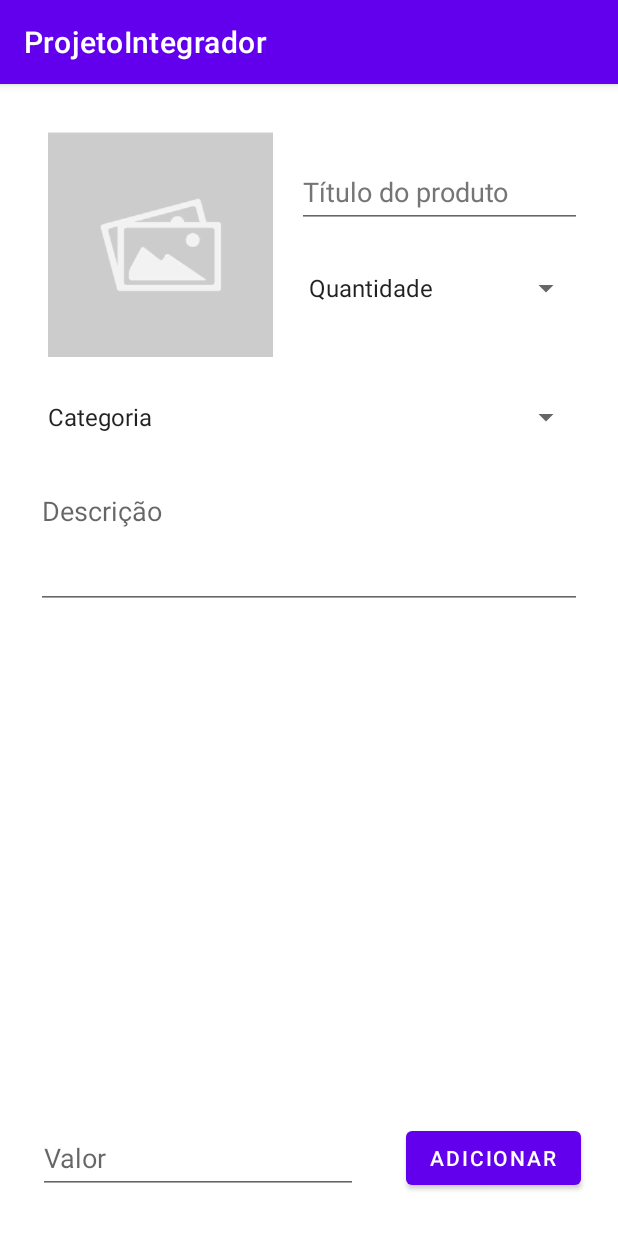
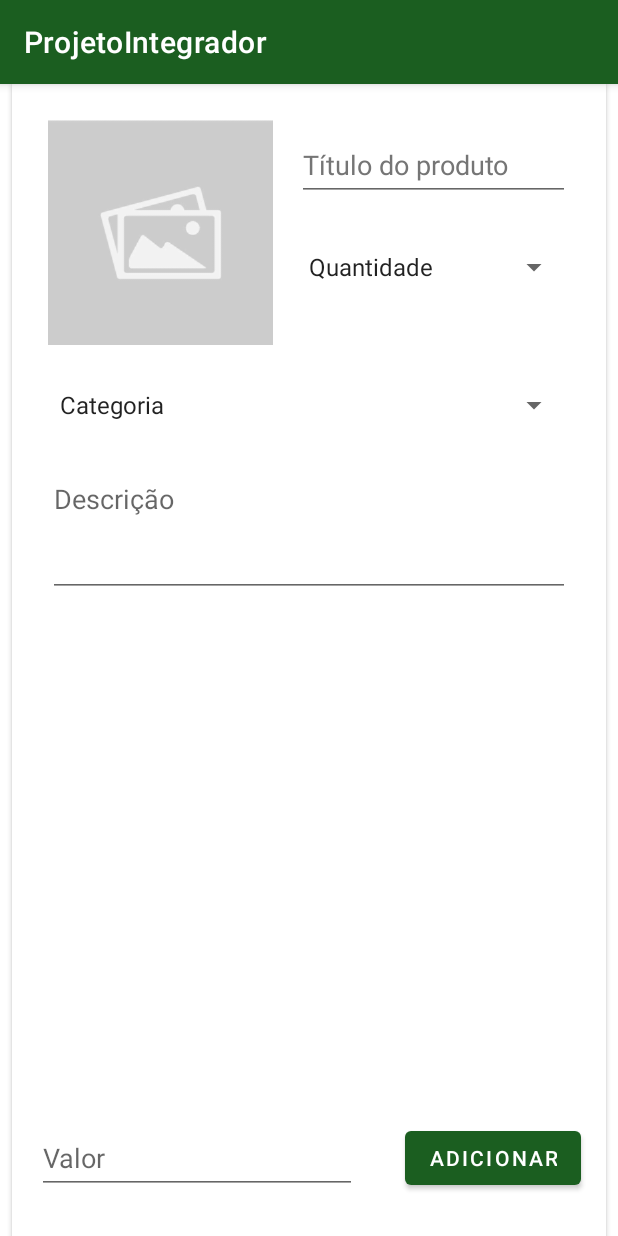
Before and after one commit to PedroHFCarvalho/Projeto_Integrador, an Android app: the PostagemFragment screen opened through its navigation route, on a phone screen of 412 x 824 dp. Run offline under Robolectric (Android 15) with nearby library versions, the phone set to English and light mode, and no system bars.

Commit message:
colors commit

```diff
--- a/app/src/main/res/layout/fragment_listagem.xml
+++ b/app/src/main/res/layout/fragment_listagem.xml
@@ -5,7 +5,8 @@
     android:id="@+id/frameLayout"
     android:layout_width="match_parent"
     android:layout_height="match_parent"
-    tools:context=".ListagemFragment" >
+    tools:context=".ListagemFragment"
+    style="@style/background">
 
     <com.google.android.material.floatingactionbutton.FloatingActionButton
         android:id="@+id/floatingAddProd"
@@ -16,6 +17,7 @@
         android:clickable="true"
         android:contentDescription="@string/adicionar"
         android:src="@drawable/ic_baseline_add_24"
+        app:backgroundTint="@color/primaryLightColor"
         app:layout_constraintBottom_toBottomOf="parent"
         app:layout_constraintEnd_toEndOf="parent"
         tools:ignore="ImageContrastCheck" />
--- a/app/src/main/res/layout/fragment_postagem.xml
+++ b/app/src/main/res/layout/fragment_postagem.xml
@@ -1,9 +1,13 @@
 <?xml version="1.0" encoding="utf-8"?>
-<androidx.constraintlayout.widget.ConstraintLayout xmlns:android="http://schemas.android.com/apk/res/android"
+<androidx.constraintlayout.widget.ConstraintLayout
+    xmlns:android="http://schemas.android.com/apk/res/android"
     xmlns:app="http://schemas.android.com/apk/res-auto"
     xmlns:tools="http://schemas.android.com/tools"
+    style="@style/background_card"
     android:layout_width="match_parent"
     android:layout_height="match_parent"
+    android:layout_marginHorizontal="8dp"
+    android:elevation="2dp"
     tools:context=".MainActivity">
 
     <EditText
@@ -11,7 +15,7 @@
         android:layout_width="0dp"
         android:layout_height="wrap_content"
         android:layout_marginStart="16dp"
-        android:layout_marginTop="48dp"
+        android:layout_marginTop="30dp"
         android:layout_marginEnd="24dp"
         android:autofillHints=""
         android:ems="10"
@@ -27,8 +31,8 @@
         android:id="@+id/imgProd"
         android:layout_width="150dp"
         android:layout_height="150dp"
-        android:layout_marginStart="32dp"
-        android:layout_marginTop="32dp"
+        android:layout_marginStart="24dp"
+        android:layout_marginTop="24dp"
         android:contentDescription="@string/produto"
         app:layout_constraintStart_toStartOf="parent"
         app:layout_constraintTop_toTopOf="parent"
@@ -41,7 +45,7 @@
         android:layout_width="0dp"
         android:layout_height="48dp"
         android:layout_marginStart="16dp"
-        android:layout_marginTop="16dp"
+        android:layout_marginTop="20dp"
         android:layout_marginEnd="24dp"
         android:autofillHints="Q"
         android:entries="@array/quantidade"
@@ -90,12 +94,12 @@
         android:layout_marginBottom="28dp"
         android:ems="10"
         android:hint="@string/valor"
+        android:importantForAutofill="no"
         android:inputType="numberDecimal"
         android:minHeight="48dp"
         app:layout_constraintBottom_toBottomOf="parent"
         app:layout_constraintEnd_toStartOf="@+id/btnAdicionar"
-        app:layout_constraintStart_toStartOf="parent"
-        android:importantForAutofill="no" />
+        app:layout_constraintStart_toStartOf="parent" />
 
     <Button
         android:id="@+id/btnAdicionar"
@@ -104,9 +108,16 @@
         android:layout_marginStart="16dp"
         android:layout_marginEnd="32dp"
         android:layout_marginBottom="28dp"
+        android:letterSpacing="0.1"
+        android:paddingLeft="16dp"
+        android:paddingTop="4dp"
+        android:paddingRight="16dp"
+        android:paddingBottom="4dp"
         android:text="@string/adicionar"
+        app:iconPadding="8dp"
         app:layout_constraintBottom_toBottomOf="parent"
         app:layout_constraintEnd_toEndOf="parent"
         app:layout_constraintStart_toEndOf="@+id/eTextValor" />
 
+
 </androidx.constraintlayout.widget.ConstraintLayout>
--- a/app/src/main/res/values-night/themes.xml
+++ b/app/src/main/res/values-night/themes.xml
@@ -1,16 +1,37 @@
 <resources xmlns:tools="http://schemas.android.com/tools">
     <!-- Base application theme. -->
-    <style name="Theme.Pi" parent="Theme.MaterialComponents.DayNight.DarkActionBar">
+    <style name="Theme.Pi" parent="Theme.MaterialComponents.DayNight.DarkActionBar.Bridge">
         <!-- Primary brand color. -->
-        <item name="colorPrimary">@color/purple_200</item>
-        <item name="colorPrimaryVariant">@color/purple_700</item>
-        <item name="colorOnPrimary">@color/black</item>
+        <item name="colorPrimary">@color/primaryColor</item> <!-- Barra na parte de cima da tela-->
+        <item name="colorPrimaryVariant">@color/primaryLightColor</item>
+        <item name="colorOnPrimary">@color/primaryTextColor</item> <!-- Cor do Txt -->
         <!-- Secondary brand color. -->
-        <item name="colorSecondary">@color/teal_200</item>
-        <item name="colorSecondaryVariant">@color/teal_200</item>
-        <item name="colorOnSecondary">@color/black</item>
+        <item name="colorSecondary">@color/secondaryColor</item> <!-- Botao Flutuante -->
+        <item name="colorSecondaryVariant">@color/secondaryTextColor</item>
+        <item name="colorOnSecondary">@color/white</item> <!-- Botao do + flutuante-->
+
         <!-- Status bar color. -->
-        <item name="android:statusBarColor" tools:targetApi="l">?attr/colorPrimaryVariant</item>
+        <item name="android:statusBarColor" tools:targetApi="l">?attr/colorPrimary
+        </item> <!-- Barra de Status-->
         <!-- Customize your theme here. -->
     </style>
+
+    <style name="background">
+        <item name="android:background">@color/blackLight</item>
+    </style>
+
+    <style name="buttonAdicionar">
+        <item name="android:background">@color/blackLight</item>
+        <item name="cornerRadius">4dp</item>
+    </style>
+
+    <style name="background_card">
+        <item name="android:background">@color/blackLight</item>
+    </style>
+
+    <style name="textValor">
+        <item name="android:textColor">@color/white</item>
+    </style>
+
+
 </resources>
--- a/app/src/main/res/values/colors.xml
+++ b/app/src/main/res/values/colors.xml
@@ -3,8 +3,19 @@
     <color name="purple_200">#FFBB86FC</color>
     <color name="purple_500">#FF6200EE</color>
     <color name="purple_700">#FF3700B3</color>
-    <color name="teal_200">#FF03DAC5</color>
+    <color name="teal_200">#E91E63</color>
     <color name="teal_700">#FF018786</color>
+
     <color name="black">#FF000000</color>
+    <color name="blackLight">#212121</color>
     <color name="white">#FFFFFFFF</color>
+
+    <color name="primaryColor">#1b5e20</color>
+    <color name="primaryLightColor">#13831C</color>
+
+    <color name="secondaryColor">#13831C</color>
+    <color name="secondaryLightColor">#4c8c4a</color>
+
+    <color name="primaryTextColor">#ffffff</color>
+    <color name="secondaryTextColor">#ffffff</color>
 </resources>
--- a/app/src/main/res/values/themes.xml
+++ b/app/src/main/res/values/themes.xml
@@ -2,15 +2,34 @@
     <!-- Base application theme. -->
     <style name="Theme.Pi" parent="Theme.MaterialComponents.DayNight.DarkActionBar">
         <!-- Primary brand color. -->
-        <item name="colorPrimary">@color/purple_500</item>
-        <item name="colorPrimaryVariant">@color/purple_700</item>
-        <item name="colorOnPrimary">@color/white</item>
+        <item name="colorPrimary">@color/primaryColor</item> <!-- Barra na parte de cima da tela-->
+        <item name="colorPrimaryVariant">@color/primaryLightColor</item>
+        <item name="colorOnPrimary">@color/primaryTextColor</item> <!-- Cor do Txt -->
         <!-- Secondary brand color. -->
-        <item name="colorSecondary">@color/teal_200</item>
-        <item name="colorSecondaryVariant">@color/teal_700</item>
-        <item name="colorOnSecondary">@color/black</item>
+        <item name="colorSecondary">@color/secondaryColor</item> <!-- Botao Flutuante -->
+        <item name="colorSecondaryVariant">@color/secondaryTextColor</item>
+        <item name="colorOnSecondary">@color/white</item> <!-- Botao do + flutuante-->
         <!-- Status bar color. -->
-        <item name="android:statusBarColor" tools:targetApi="l">?attr/colorPrimaryVariant</item>
+        <item name="android:statusBarColor" tools:targetApi="l">?attr/colorPrimary
+        </item>
         <!-- Customize your theme here. -->
     </style>
+    <style name="background">
+        <item name="android:background">@color/white</item>
+    </style>
+
+    <style name="buttonAdicionar">
+        <item name="android:background">@color/primaryLightColor</item>
+        <item name="cornerRadius">40dp</item>
+    </style>
+
+    <style name="background_card">
+        <item name="android:background">@color/white</item>
+    </style>
+
+    <style name="textValor">
+        <item name="android:textColor">@color/primaryLightColor</item>
+    </style>
+
+
 </resources>
```
Also changed, not shown: app/src/main/res/layout/cardview_produto.xml (+12 -4 lines).
